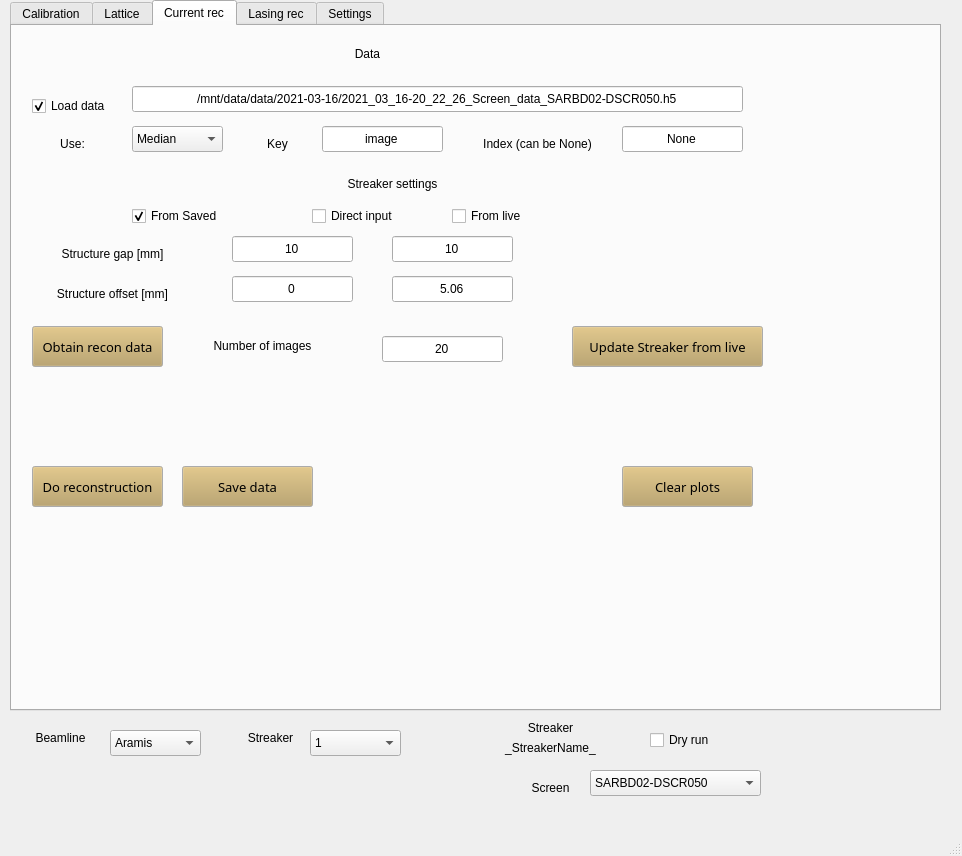
The window that GUI.ui (pdijksta/WakefieldAnalysis) describes before a commit, drawn with Qt 5.
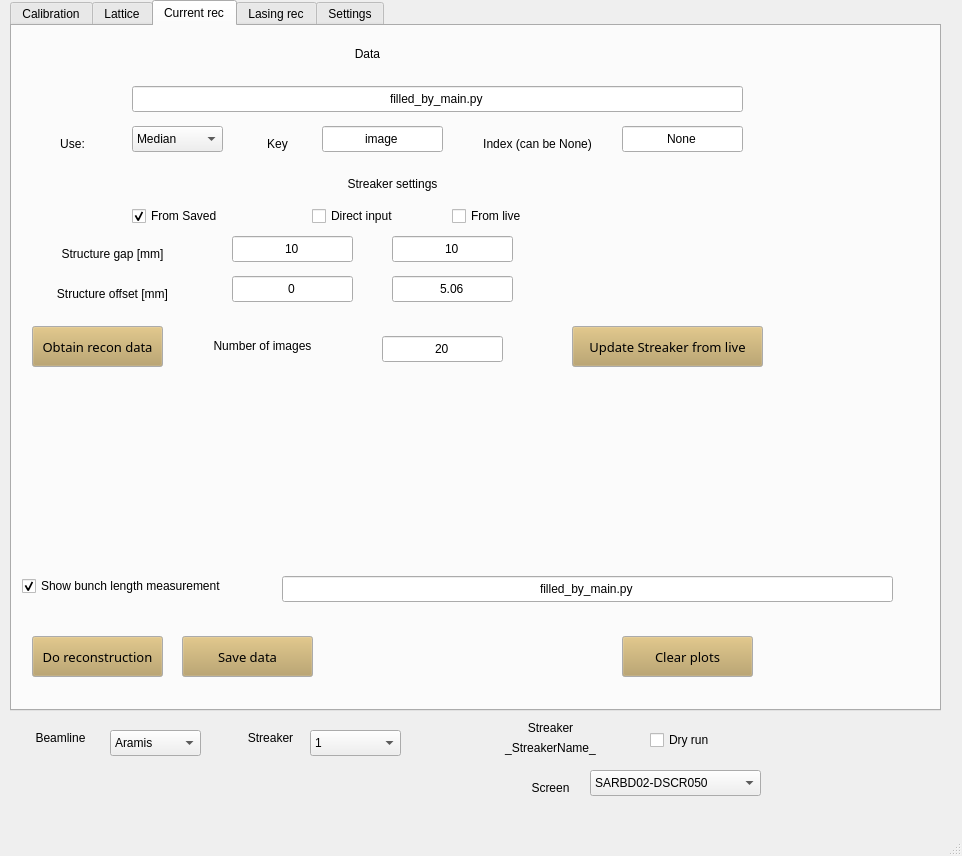
The same window after the commit. The open tabs and pages were chosen to show the change.

Commit message: add blmeas plot to current reconstruction

Diff of the .ui file:
```diff
--- a/GUI.ui
+++ b/GUI.ui
@@ -1162,7 +1162,7 @@
        </rect>
       </property>
       <property name="text">
-       <string>/mnt/data/data/2021-03-16/2021_03_16-20_22_26_Screen_data_SARBD02-DSCR050.h5</string>
+       <string>filled_by_main.py</string>
       </property>
       <property name="alignment">
        <set>Qt::AlignCenter</set>
@@ -1216,22 +1216,6 @@
        <set>Qt::AlignCenter</set>
       </property>
      </widget>
-     <widget class="QCheckBox" name="ReconstructionDataLoadCheck">
-      <property name="geometry">
-       <rect>
-        <x>20</x>
-        <y>70</y>
-        <width>91</width>
-        <height>20</height>
-       </rect>
-      </property>
-      <property name="text">
-       <string>Load data</string>
-      </property>
-      <property name="checked">
-       <bool>true</bool>
-      </property>
-     </widget>
      <widget class="QComboBox" name="ReconstructionDataLoadUseSelect">
       <property name="geometry">
        <rect>
@@ -1363,7 +1347,7 @@
       <property name="geometry">
        <rect>
         <x>610</x>
-        <y>440</y>
+        <y>610</y>
         <width>131</width>
         <height>41</height>
        </rect>
@@ -1451,7 +1435,7 @@
       <property name="geometry">
        <rect>
         <x>20</x>
-        <y>440</y>
+        <y>610</y>
         <width>131</width>
         <height>41</height>
        </rect>
@@ -1507,7 +1491,7 @@
       <property name="geometry">
        <rect>
         <x>170</x>
-        <y>440</y>
+        <y>610</y>
         <width>131</width>
         <height>41</height>
        </rect>
@@ -1775,6 +1759,38 @@
        <bool>true</bool>
       </property>
      </widget>
+     <widget class="QLineEdit" name="BunchLengthMeasFile">
+      <property name="geometry">
+       <rect>
+        <x>270</x>
+        <y>550</y>
+        <width>611</width>
+        <height>26</height>
+       </rect>
+      </property>
+      <property name="text">
+       <string>filled_by_main.py</string>
+      </property>
+      <property name="alignment">
+       <set>Qt::AlignCenter</set>
+      </property>
+     </widget>
+     <widget class="QCheckBox" name="ShowBlmeasCheck">
+      <property name="geometry">
+       <rect>
+        <x>10</x>
+        <y>550</y>
+        <width>231</width>
+        <height>20</height>
+       </rect>
+      </property>
+      <property name="text">
+       <string>Show bunch length measurement</string>
+      </property>
+      <property name="checked">
+       <bool>true</bool>
+      </property>
+     </widget>
     </widget>
     <widget class="QWidget" name="tab_4">
      <attribute name="title">
```
Left out of the diff: 2 changed lines with no effect on the pictures. The commit also changes 5 other files.
